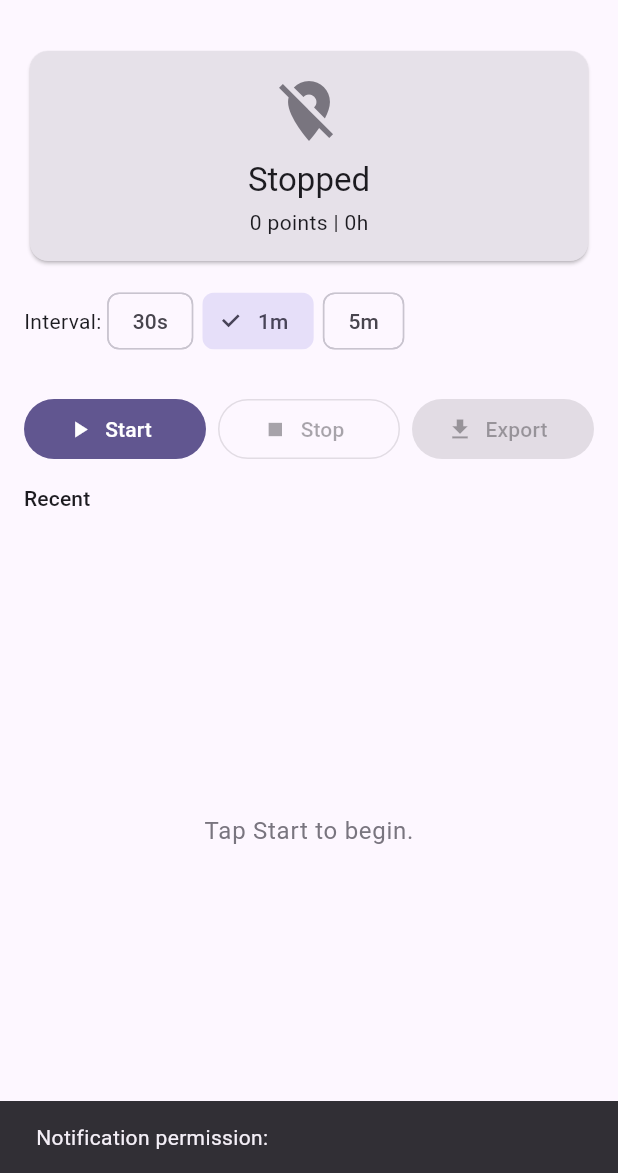
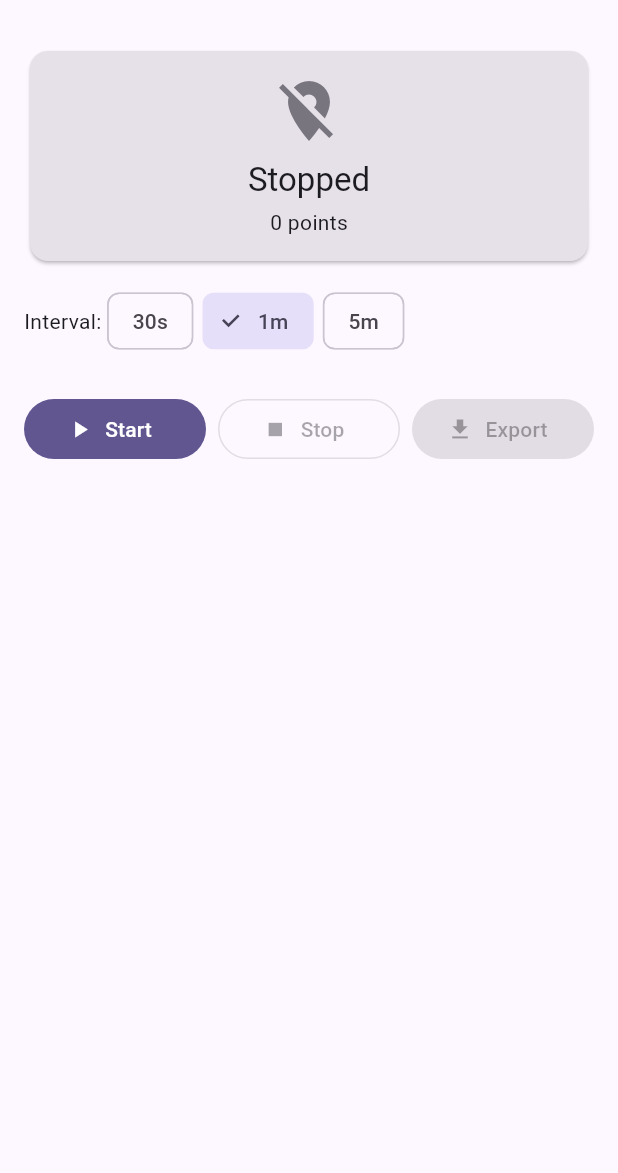
Before and after one commit to zairn-dev/zairn-sdk-flutter, a Flutter app: the screen it shows after launch, after a tap on "Start", after a tap on "Stop", on a phone screen of 412 x 824 dp, the part 63-1236 px from its top. Run offline on Flutter 3.47's test engine with Material 3 defaults, Android fonts, the phone set to English and light mode, and no system bars; our stand-ins replace geolocator, supabase_flutter; missing offline and left inert: flutter_foreground_task; accounts and stored records are empty.

Commit message:
fix(example): rewrite GPS collection for both Android and iOS
Major changes:
- Android: foreground service is keep-alive only, GPS runs in main
  isolate (fixes plugin not registered in isolate issue)
- iOS: same GPS stream approach with AppleSettings background mode
- Storage: JSONL file instead of SharedPreferences (fixes OOM on
  long collection sessions)
- Removed in-memory trace list (only keep last point + count)
- path_provider for cross-platform file access

Both platforms now use the same GPS logic, foreground service is
just for Android keep-alive notification.

Co-Authored-By: Claude Opus 4.6 (1M context) <noreply@anthropic.com>

```diff
--- a/example/lib/main.dart
+++ b/example/lib/main.dart
@@ -6,57 +6,25 @@ import 'package:flutter/material.dart';
 import 'package:flutter_foreground_task/flutter_foreground_task.dart';
 import 'package:geolocator/geolocator.dart';
 import 'package:intl/intl.dart';
-import 'package:shared_preferences/shared_preferences.dart';
+import 'package:path_provider/path_provider.dart';
 import 'package:zairn_sdk/zairn_sdk.dart';
 
 // ============================================================
-// Android: Foreground task handler (runs as foreground service)
+// Minimal foreground task handler (keep-alive only, no GPS here)
 // ============================================================
 
 @pragma('vm:entry-point')
 void startCallback() {
-  FlutterForegroundTask.setTaskHandler(LocationTaskHandler());
+  FlutterForegroundTask.setTaskHandler(_KeepAliveHandler());
 }
 
-class LocationTaskHandler extends TaskHandler {
-  StreamSubscription<Position>? _posStream;
-  Position? _lastPos;
-
+class _KeepAliveHandler extends TaskHandler {
   @override
-  Future<void> onStart(DateTime timestamp, TaskStarter starter) async {
-    _posStream = Geolocator.getPositionStream(
-      locationSettings: const LocationSettings(
-        accuracy: LocationAccuracy.high,
-        distanceFilter: 0,
-      ),
-    ).listen((pos) => _lastPos = pos);
-  }
-
+  Future<void> onStart(DateTime timestamp, TaskStarter starter) async {}
   @override
-  void onRepeatEvent(DateTime timestamp) {
-    final pos = _lastPos;
-    if (pos == null) return;
-    final now = DateTime.now();
-    FlutterForegroundTask.sendDataToMain({
-      'lat': double.parse(pos.latitude.toStringAsFixed(7)),
-      'lon': double.parse(pos.longitude.toStringAsFixed(7)),
-      'accuracy': pos.accuracy.round(),
-      'speed': pos.speed,
-      'altitude': pos.altitude,
-      'timestamp': now.toIso8601String(),
-      'hour': now.hour,
-      'ts': now.millisecondsSinceEpoch,
-    });
-    FlutterForegroundTask.updateService(
-      notificationTitle: 'Zairn Trace',
-      notificationText: '${pos.latitude.toStringAsFixed(4)}, ${pos.longitude.toStringAsFixed(4)}',
-    );
-  }
-
+  void onRepeatEvent(DateTime timestamp) {}
   @override
-  Future<void> onDestroy(DateTime timestamp) async {
-    _posStream?.cancel();
-  }
+  Future<void> onDestroy(DateTime timestamp) async {}
 }
 
 // ============================================================
@@ -89,117 +57,60 @@ class TraceCollectorPage extends StatefulWidget {
 }
 
 class _TraceCollectorPageState extends State<TraceCollectorPage> with WidgetsBindingObserver {
-  static const _storageKey = 'dense_trace_data';
+  bool _isCollecting = false;
+  int _pointCount = 0;
+  int _intervalSeconds = 60;
+  Map<String, dynamic>? _lastPoint;
 
-  bool _isCollecting = false;
-  List<Map<String, dynamic>> _trace = [];
-  int _intervalSeconds = 60;
-
-  // iOS: direct stream + timer
-  StreamSubscription<Position>? _iosPosStream;
-  Timer? _iosTimer;
-  Position? _iosLastPos;
+  StreamSubscription<Position>? _posStream;
+  Timer? _timer;
+  Position? _lastPosition;
 
   PrivacyProcessor? _privacyProcessor;
   LocationState? _lastPrivacyState;
 
-  bool get _isAndroid => Platform.isAndroid;
+  // File-based storage (not SharedPreferences — avoids OOM)
+  File? _traceFile;
 
   @override
   void initState() {
     super.initState();
     WidgetsBinding.instance.addObserver(this);
-    _loadTrace();
-    if (_isAndroid) {
-      _initAndroidForegroundTask();
-      FlutterForegroundTask.addTaskDataCallback(_onDataFromTask);
-    }
+    _initTraceFile();
   }
 
   @override
   void dispose() {
     WidgetsBinding.instance.removeObserver(this);
-    _stopIos();
+    _stop();
     super.dispose();
   }
 
   @override
   void didChangeAppLifecycleState(AppLifecycleState state) {
-    if (state == AppLifecycleState.resumed) {
-      // Reload data when coming back to foreground
-      _loadTrace();
+    if (state == AppLifecycleState.resumed && mounted) {
+      setState(() {}); // Refresh UI
     }
   }
 
-  // =====================
-  // Android foreground service setup
-  // =====================
-
-  void _initAndroidForegroundTask() {
-    FlutterForegroundTask.init(
-      androidNotificationOptions: AndroidNotificationOptions(
-        channelId: 'zairn_trace',
-        channelName: 'Zairn Trace Collector',
-        channelDescription: 'GPS trace collection',
-        channelImportance: NotificationChannelImportance.LOW,
-        priority: NotificationPriority.LOW,
-      ),
-      iosNotificationOptions: const IOSNotificationOptions(showNotification: false, playSound: false),
-      foregroundTaskOptions: ForegroundTaskOptions(
-        eventAction: ForegroundTaskEventAction.repeat(_intervalSeconds * 1000),
-        autoRunOnBoot: false,
-        allowWakeLock: true,
-        allowWifiLock: false,
-      ),
-    );
+  Future<void> _initTraceFile() async {
+    final dir = await getApplicationDocumentsDirectory();
+    _traceFile = File('${dir.path}/dense-trace.jsonl');
+    if (await _traceFile!.exists()) {
+      final lines = await _traceFile!.readAsLines();
+      _pointCount = lines.length;
+      if (lines.isNotEmpty) {
+        try { _lastPoint = jsonDecode(lines.last) as Map<String, dynamic>; } catch (_) {}
+      }
+    }
+    if (mounted) setState(() {});
   }
 
-  void _onDataFromTask(Object data) {
-    if (data is Map<String, dynamic>) {
-      _addPoint(data);
-    }
-  }
-
-  // =====================
-  // Data handling
-  // =====================
-
-  int _saveCounter = 0;
-
-  void _addPoint(Map<String, dynamic> point) {
-    try {
-      _privacyProcessor ??= createPrivacyProcessor(
-        config: PrivacyConfig(gridSeed: 'trace-collector'),
-      );
-      final lat = (point['lat'] as num).toDouble();
-      final lon = (point['lon'] as num).toDouble();
-      _lastPrivacyState = _privacyProcessor!.process(lat, lon);
-      _trace.add(point);
-      // Save every 5 points to reduce IO load
-      _saveCounter++;
-      if (_saveCounter >= 5) {
-        _saveCounter = 0;
-        _saveTrace();
-      }
-      if (mounted) setState(() {});
-    } catch (_) {
-      // Silently ignore errors during background/foreground transitions
-    }
-  }
-
-  Future<void> _loadTrace() async {
-    final prefs = await SharedPreferences.getInstance();
-    final json = prefs.getString(_storageKey);
-    if (json != null) {
-      setState(() {
-        _trace = List<Map<String, dynamic>>.from(jsonDecode(json) as List);
-      });
-    }
-  }
-
-  Future<void> _saveTrace() async {
-    final prefs = await SharedPreferences.getInstance();
-    await prefs.setString(_storageKey, jsonEncode(_trace));
+  Future<void> _appendPoint(Map<String, dynamic> point) async {
+    if (_traceFile == null) return;
+    await _traceFile!.writeAsString('${jsonEncode(point)}\n', mode: FileMode.append);
+    _pointCount++;
+    _lastPoint = point;
   }
 
   // =====================
@@ -210,97 +121,88 @@ class _TraceCollectorPageState extends State<TraceCollectorPage> with WidgetsBin
     if (_isCollecting) return;
 
     try {
-      final serviceEnabled = await Geolocator.isLocationServiceEnabled();
-      if (!serviceEnabled) {
-        _showSnackBar('Location services disabled. Enable GPS.');
+      if (!await Geolocator.isLocationServiceEnabled()) {
+        _showSnackBar('GPS disabled. Enable location services.');
         return;
       }
 
       var perm = await Geolocator.checkPermission();
-      _showSnackBar('Current permission: $perm');
-
       if (perm == LocationPermission.denied) {
         perm = await Geolocator.requestPermission();
-        if (perm == LocationPermission.denied) {
-          _showSnackBar('Location permission denied');
-          return;
       }
-      }
-      if (perm == LocationPermission.deniedForever) {
-        _showSnackBar('Permission denied. Opening settings...');
+      if (perm == LocationPermission.denied || perm == LocationPermission.deniedForever) {
+        _showSnackBar('Location permission required. Opening settings...');
         await Geolocator.openAppSettings();
         return;
       }
 
-      if (_isAndroid) {
-        await _startAndroid();
-      } else {
-        await _startIos();
-      }
-    } catch (e) {
-      _showSnackBar('Start error: $e');
-      debugPrint('Start error: $e');
-    }
+      // Android: start foreground service for keep-alive
+      if (Platform.isAndroid) {
+        await _startAndroidService();
       }
 
-  Future<void> _startAndroid() async {
-    try {
-      final notifPerm = await FlutterForegroundTask.checkNotificationPermission();
-      _showSnackBar('Notification permission: $notifPerm');
-      if (notifPerm != NotificationPermission.granted) {
-        await FlutterForegroundTask.requestNotificationPermission();
-      }
-
-      _initAndroidForegroundTask();
-
-      _showSnackBar('Starting foreground service...');
-      final result = await FlutterForegroundTask.startService(
-        serviceId: 256,
-        notificationTitle: 'Zairn Trace',
-        notificationText: 'Recording every ${_intervalSeconds}s...',
-        callback: startCallback,
-      );
-
-      _showSnackBar('Service result: $result (${result.runtimeType})');
-      if (result is ServiceRequestSuccess) {
-        setState(() => _isCollecting = true);
-        _showSnackBar('Recording (background service active)');
-      } else {
-        _showSnackBar('Failed: $result');
-      }
-    } catch (e) {
-      _showSnackBar('Android start error: $e');
-      debugPrint('Android start error: $e');
-    }
-  }
-
-  Future<void> _startIos() async {
-    // iOS: use Geolocator stream with background mode enabled via Info.plist
-    _iosPosStream = Geolocator.getPositionStream(
-      locationSettings: AppleSettings(
+      // Both platforms: GPS stream + timer in main isolate
+      final locationSettings = Platform.isIOS
+          ? AppleSettings(
               accuracy: LocationAccuracy.high,
               distanceFilter: 0,
               activityType: ActivityType.other,
               pauseLocationUpdatesAutomatically: false,
               showBackgroundLocationIndicator: true,
               allowBackgroundLocationUpdates: true,
-      ),
-    ).listen((pos) => _iosLastPos = pos);
+            )
+          : const LocationSettings(accuracy: LocationAccuracy.high, distanceFilter: 0);
 
-    // Record at fixed interval
-    _recordIosPoint();
-    _iosTimer = Timer.periodic(Duration(seconds: _intervalSeconds), (_) => _recordIosPoint());
+      _posStream = Geolocator.getPositionStream(locationSettings: locationSettings)
+          .listen((pos) => _lastPosition = pos);
+
+      _recordPoint(); // first point immediately
+      _timer = Timer.periodic(Duration(seconds: _intervalSeconds), (_) => _recordPoint());
 
       setState(() => _isCollecting = true);
-    _showSnackBar('Recording (iOS background, every ${_intervalSeconds}s)');
+      _showSnackBar('Recording every ${_intervalSeconds}s');
+    } catch (e) {
+      _showSnackBar('Error: $e');
+      debugPrint('Start error: $e');
+    }
   }
 
-  void _recordIosPoint() {
+  Future<void> _startAndroidService() async {
+    final notifPerm = await FlutterForegroundTask.checkNotificationPermission();
+    if (notifPerm != NotificationPermission.granted) {
+      await FlutterForegroundTask.requestNotificationPermission();
+    }
+
+    FlutterForegroundTask.init(
+      androidNotificationOptions: AndroidNotificationOptions(
+        channelId: 'zairn_trace',
+        channelName: 'Zairn Trace',
+        channelImportance: NotificationChannelImportance.LOW,
+        priority: NotificationPriority.LOW,
+      ),
+      iosNotificationOptions: const IOSNotificationOptions(showNotification: false),
+      foregroundTaskOptions: ForegroundTaskOptions(
+        eventAction: ForegroundTaskEventAction.repeat(60000),
+        autoRunOnBoot: false,
+        allowWakeLock: true,
+      ),
+    );
+
+    await FlutterForegroundTask.startService(
+      serviceId: 256,
+      notificationTitle: 'Zairn Trace',
+      notificationText: 'Recording...',
+      callback: startCallback,
+    );
+  }
+
+  void _recordPoint() {
     try {
-      final pos = _iosLastPos;
+      final pos = _lastPosition;
       if (pos == null) return;
+
       final now = DateTime.now();
-      _addPoint({
+      final point = {
         'lat': double.parse(pos.latitude.toStringAsFixed(7)),
         'lon': double.parse(pos.longitude.toStringAsFixed(7)),
         'accuracy': pos.accuracy.round(),
@@ -309,25 +211,37 @@ class _TraceCollectorPageState extends State<TraceCollectorPage> with WidgetsBin
         'timestamp': now.toIso8601String(),
         'hour': now.hour,
         'ts': now.millisecondsSinceEpoch,
-    });
-    } catch (_) {}
+      };
+
+      _privacyProcessor ??= createPrivacyProcessor(
+        config: PrivacyConfig(gridSeed: 'trace-collector'),
+      );
+      _lastPrivacyState = _privacyProcessor!.process(pos.latitude, pos.longitude);
+
+      _appendPoint(point);
+      if (mounted) setState(() {});
+
+      // Update Android notification
+      if (Platform.isAndroid) {
+        FlutterForegroundTask.updateService(
+          notificationTitle: 'Zairn Trace',
+          notificationText: '$_pointCount pts | ${pos.latitude.toStringAsFixed(4)}, ${pos.longitude.toStringAsFixed(4)}',
+        );
+      }
+    } catch (e) {
+      debugPrint('Record error: $e');
+    }
   }
 
   Future<void> _stop() async {
-    if (_isAndroid) {
+    _posStream?.cancel();
+    _posStream = null;
+    _timer?.cancel();
+    _timer = null;
+    if (Platform.isAndroid) {
       await FlutterForegroundTask.stopService();
-    } else {
-      _stopIos();
     }
-    await _saveTrace(); // Ensure all points are saved
-    setState(() => _isCollecting = false);
-  }
-
-  void _stopIos() {
-    _iosPosStream?.cancel();
-    _iosPosStream = null;
-    _iosTimer?.cancel();
-    _iosTimer = null;
+    if (mounted) setState(() => _isCollecting = false);
   }
 
   // =====================
@@ -335,17 +249,23 @@ class _TraceCollectorPageState extends State<TraceCollectorPage> with WidgetsBin
   // =====================
 
   Future<void> _export() async {
-    if (_trace.isEmpty) { _showSnackBar('No data'); return; }
+    if (_traceFile == null || !await _traceFile!.exists() || _pointCount == 0) {
+      _showSnackBar('No data');
+      return;
+    }
+
+    final lines = await _traceFile!.readAsLines();
+    final trace = lines.map((l) { try { return jsonDecode(l); } catch (_) { return null; } }).whereType<Map<String, dynamic>>().toList();
+
     final meta = {
       'device': '${Platform.operatingSystem} ${Platform.operatingSystemVersion}',
-      'points': _trace.length,
-      'startTime': _trace.first['timestamp'],
-      'endTime': _trace.last['timestamp'],
-      'durationHours': ((_trace.last['ts'] - _trace.first['ts']) / 3600000).toStringAsFixed(1),
+      'points': trace.length,
+      'startTime': trace.isNotEmpty ? trace.first['timestamp'] : null,
+      'endTime': trace.isNotEmpty ? trace.last['timestamp'] : null,
       'intervalSeconds': _intervalSeconds,
     };
-    final data = jsonEncode({'meta': meta, 'trace': _trace});
-    final filename = 'dense-trace-${DateFormat('yyyy-MM-dd').format(DateTime.now())}.json';
+    final data = jsonEncode({'meta': meta, 'trace': trace});
+    final filename = 'dense-trace-${DateFormat('yyyy-MM-dd-HHmm').format(DateTime.now())}.json';
 
     try {
       if (Platform.isAndroid) {
@@ -356,8 +276,10 @@ class _TraceCollectorPageState extends State<TraceCollectorPage> with WidgetsBin
           return;
         }
       }
-      // Fallback: show size info
-      _showSnackBar('${_trace.length} points, ${(data.length / 1024).toStringAsFixed(0)} KB. Use share/airdrop to transfer.');
+      // iOS / fallback: save to documents
+      final dir = await getApplicationDocumentsDirectory();
+      await File('${dir.path}/$filename').writeAsString(data);
+      _showSnackBar('Saved: ${dir.path}/$filename (${(data.length / 1024).toStringAsFixed(0)} KB)');
     } catch (e) {
       _showSnackBar('Export error: $e');
     }
@@ -368,7 +290,7 @@ class _TraceCollectorPageState extends State<TraceCollectorPage> with WidgetsBin
       context: context,
       builder: (ctx) => AlertDialog(
         title: const Text('Clear all data?'),
-        content: Text('${_trace.length} points will be deleted.'),
+        content: Text('$_pointCount points will be deleted.'),
         actions: [
           TextButton(onPressed: () => Navigator.pop(ctx, false), child: const Text('Cancel')),
           TextButton(onPressed: () => Navigator.pop(ctx, true), child: const Text('Delete')),
@@ -376,20 +298,15 @@ class _TraceCollectorPageState extends State<TraceCollectorPage> with WidgetsBin
       ),
     );
     if (ok != true) return;
-    final prefs = await SharedPreferences.getInstance();
-    await prefs.remove(_storageKey);
-    setState(() { _trace = []; _lastPrivacyState = null; });
+    if (_traceFile != null && await _traceFile!.exists()) {
+      await _traceFile!.delete();
+    }
+    setState(() { _pointCount = 0; _lastPoint = null; _lastPrivacyState = null; });
   }
 
   void _showSnackBar(String msg) {
     if (!mounted) return;
     ScaffoldMessenger.of(context).showSnackBar(SnackBar(content: Text(msg)));
-  }
-
-  String _dur() {
-    if (_trace.length < 2) return '0h';
-    final ms = _trace.last['ts'] - _trace.first['ts'];
-    return ms < 3600000 ? '${(ms / 60000).round()}m' : '${(ms / 3600000).toStringAsFixed(1)}h';
   }
 
   String _stateLabel(LocationState? s) => switch (s) {
@@ -407,7 +324,7 @@ class _TraceCollectorPageState extends State<TraceCollectorPage> with WidgetsBin
     return Scaffold(
       appBar: AppBar(
         title: const Text('Zairn Trace Collector'),
-        actions: [IconButton(icon: const Icon(Icons.delete_outline), onPressed: _trace.isEmpty ? null : _clear)],
+        actions: [IconButton(icon: const Icon(Icons.delete_outline), onPressed: _pointCount == 0 ? null : _clear)],
       ),
       body: Padding(
         padding: const EdgeInsets.all(16),
@@ -420,9 +337,9 @@ class _TraceCollectorPageState extends State<TraceCollectorPage> with WidgetsBin
                 Icon(_isCollecting ? Icons.my_location : Icons.location_off, size: 48,
                     color: _isCollecting ? t.colorScheme.primary : t.colorScheme.outline),
                 const SizedBox(height: 8),
-                Text(_isCollecting ? 'Recording${_isAndroid ? " (service)" : " (iOS bg)"}' : 'Stopped', style: t.textTheme.titleLarge),
+                Text(_isCollecting ? 'Recording' : 'Stopped', style: t.textTheme.titleLarge),
                 const SizedBox(height: 4),
-                Text('${_trace.length} points | ${_dur()}', style: t.textTheme.bodyMedium),
+                Text('$_pointCount points', style: t.textTheme.bodyMedium),
               ]),
             ),
           ),
@@ -439,12 +356,14 @@ class _TraceCollectorPageState extends State<TraceCollectorPage> with WidgetsBin
             ],
           ]),
           const SizedBox(height: 12),
-          if (_trace.isNotEmpty)
+          if (_lastPoint != null)
             Card(child: Padding(
               padding: const EdgeInsets.all(12),
               child: Column(crossAxisAlignment: CrossAxisAlignment.start, children: [
-                Text('Last: ${_trace.last['lat']}, ${_trace.last['lon']} (${_trace.last['accuracy']}m)', style: t.textTheme.bodySmall),
+                Text('Last: ${_lastPoint!['lat']}, ${_lastPoint!['lon']} (${_lastPoint!['accuracy']}m)', style: t.textTheme.bodySmall),
                 Text('Privacy: ${_stateLabel(_lastPrivacyState)}', style: t.textTheme.bodySmall),
+                if (_lastPoint!['timestamp'] != null)
+                  Text('Time: ${DateFormat('HH:mm:ss').format(DateTime.parse(_lastPoint!['timestamp'] as String))}', style: t.textTheme.bodySmall),
               ]),
             )),
           const SizedBox(height: 12),
@@ -453,25 +372,8 @@ class _TraceCollectorPageState extends State<TraceCollectorPage> with WidgetsBin
             const SizedBox(width: 8),
             Expanded(child: OutlinedButton.icon(onPressed: _isCollecting ? _stop : null, icon: const Icon(Icons.stop), label: const Text('Stop'))),
             const SizedBox(width: 8),
-            Expanded(child: FilledButton.tonalIcon(onPressed: _trace.isEmpty ? null : _export, icon: const Icon(Icons.download), label: const Text('Export'))),
+            Expanded(child: FilledButton.tonalIcon(onPressed: _pointCount == 0 ? null : _export, icon: const Icon(Icons.download), label: const Text('Export'))),
           ]),
-          const SizedBox(height: 12),
-          Text('Recent', style: t.textTheme.titleSmall),
-          Expanded(
-            child: _trace.isEmpty
-                ? Center(child: Text('Tap Start to begin.', style: t.textTheme.bodyLarge?.copyWith(color: t.colorScheme.outline)))
-                : ListView.builder(
-                    reverse: true, itemCount: _trace.length,
-                    itemBuilder: (_, i) {
-                      final p = _trace[_trace.length - 1 - i];
-                      return ListTile(
-                        dense: true,
-                        leading: Text('#${_trace.length - i}', style: t.textTheme.bodySmall),
-                        title: Text('${p['lat']}, ${p['lon']}'),
-                        subtitle: Text('${DateFormat('HH:mm:ss').format(DateTime.parse(p['timestamp'] as String))} | ${p['accuracy']}m'),
-                      );
-                    }),
-          ),
         ]),
       ),
     );
--- a/example/pubspec.yaml
+++ b/example/pubspec.yaml
@@ -14,7 +14,7 @@ dependencies:
   supabase_flutter: ^2.10.0
   geolocator: ^13.0.0
   intl: ^0.19.0
-  shared_preferences: ^2.3.0
+  path_provider: ^2.1.0
   flutter_foreground_task: ^8.0.0
 
 dev_dependencies:
```
Lines whose indentation alone changed are shown as unchanged.
